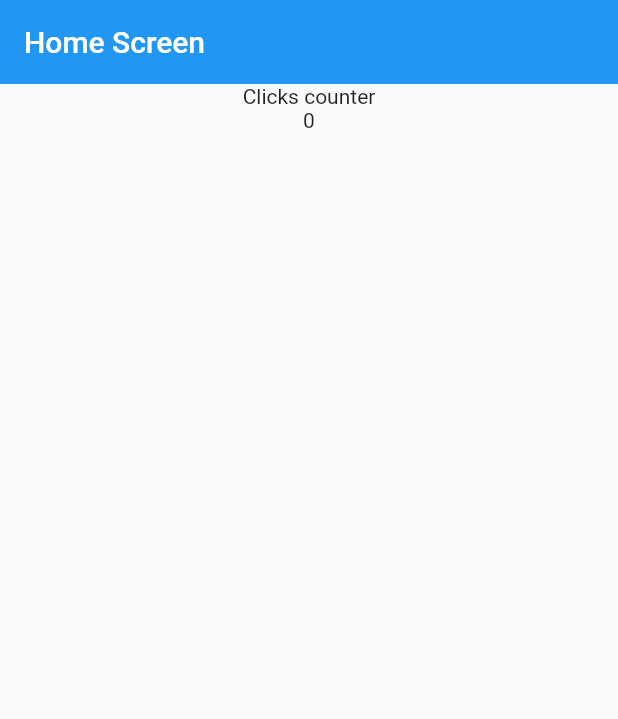
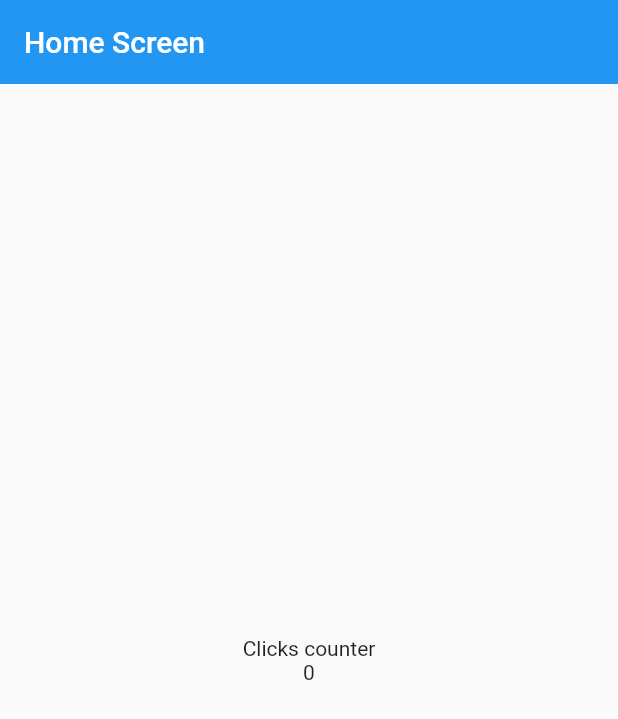
Before and after one commit to aydin-due/counter_app, a Flutter app: the screen it shows after launch, on a phone screen of 412 x 824 dp. Shown: the top 719 px of the screen. Run offline on Flutter 3.47's test engine with Material 2 defaults, Android fonts, the phone set to English and light mode, and no system bars.

Commit message:
column alignment

```diff
--- a/lib/screens/home_screen.dart
+++ b/lib/screens/home_screen.dart
@@ -12,6 +12,8 @@ class HomeScreen extends StatelessWidget {
       ),
       body: Center(
         child: Column(
+          mainAxisAlignment: MainAxisAlignment.center,
+          //crossAxisAlignment: CrossAxisAlignment.center, -> centrado al widget + grande, no a la pantalla
           children: const <Widget>[Text('Clicks counter'), Text('0')],
         ),
       ),
```
